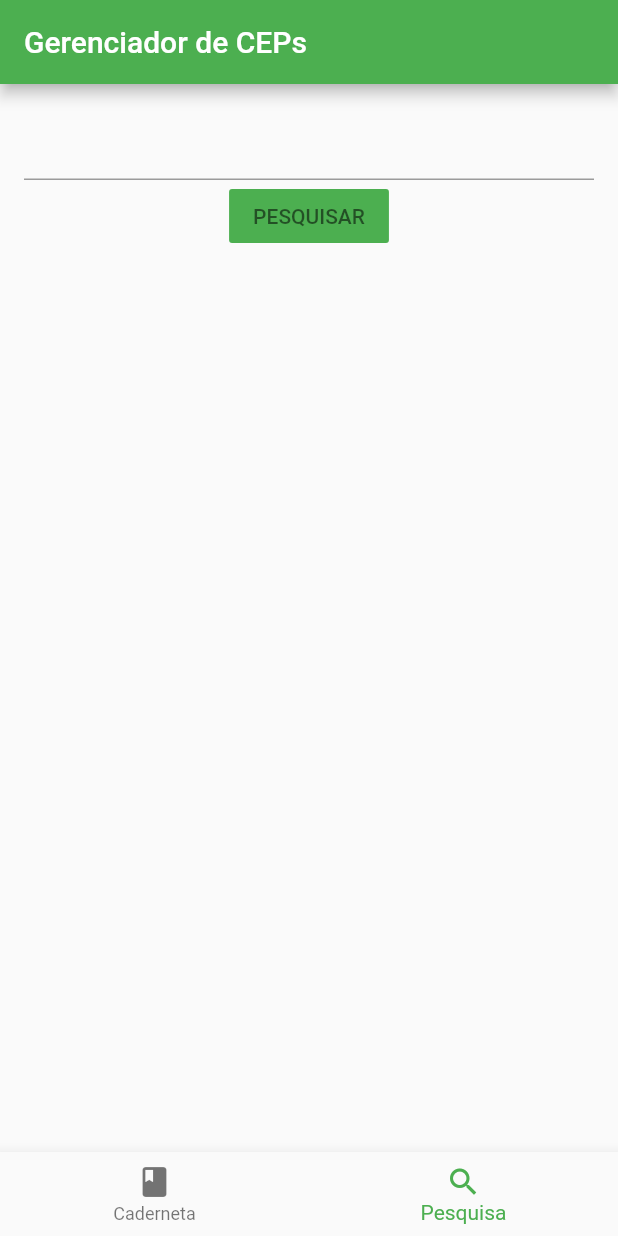
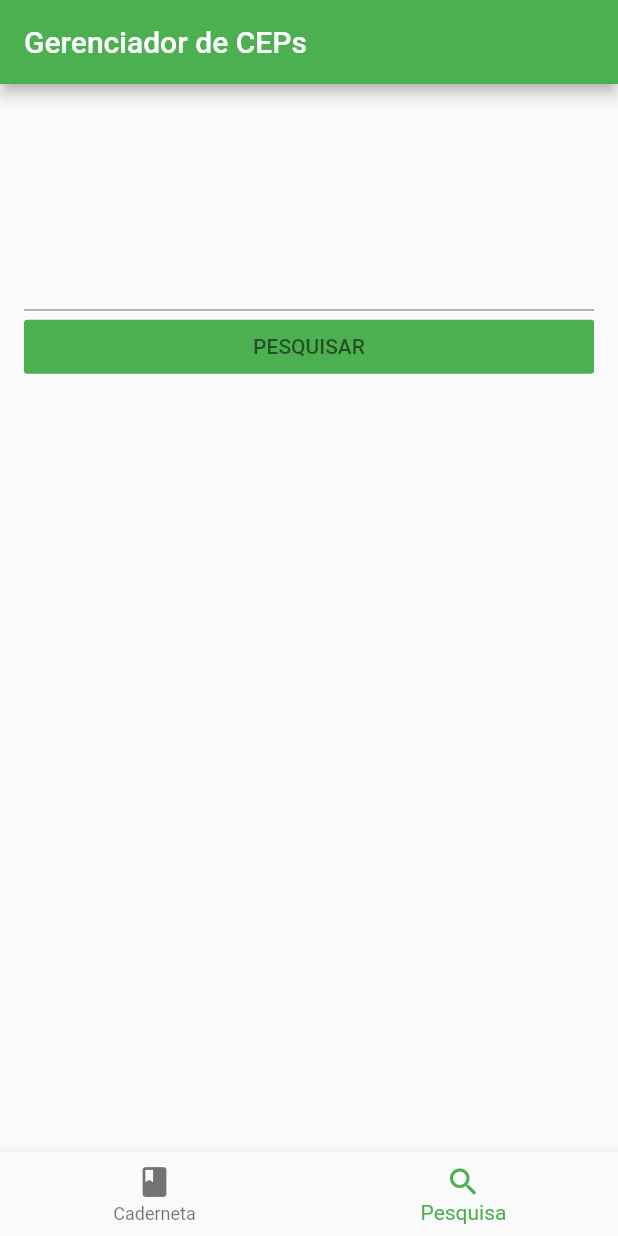
Before and after one commit to franciscomiranda0/konsi_challenge, a Flutter app: the screen it shows after launch, item 2 of the bottom bar chosen, after a tap on "PESQUISAR", on a phone screen of 412 x 824 dp. Run offline on Flutter 3.47's test engine with Material 2 defaults, Android fonts, the phone set to English and light mode, and no system bars; our stand-ins replace flutter_bloc, flutter_dotenv, flutter_hooks.

Commit message:
added animation for better aligning content to available size of view for each state

```diff
--- a/lib/src/presentation/pages/cep_manager_page/widgets/search_view.dart
+++ b/lib/src/presentation/pages/cep_manager_page/widgets/search_view.dart
@@ -1,19 +1,31 @@
 import 'package:flutter/material.dart';
+import 'package:flutter_hooks/flutter_hooks.dart';
 import 'package:konsi_challenge/src/presentation/widgets/konsi_widgets.dart';
 
-class SearchView extends StatelessWidget {
+class SearchView extends HookWidget {
   const SearchView({Key? key}) : super(key: key);
 
   @override
   Widget build(BuildContext context) {
+    final viewHeight = MediaQuery.of(context).size.height;
+    final hasSearched = useState(false);
+
     return SingleChildScrollView(
       padding: const EdgeInsets.symmetric(horizontal: 16),
       child: Column(
+        crossAxisAlignment: CrossAxisAlignment.stretch,
         children: [
           const KonsiVerticalSpacer(16),
+          AnimatedContainer(
+            curve: Curves.easeInOut,
+            duration: const Duration(milliseconds: 1250),
+            height: hasSearched.value ? viewHeight * .1 : viewHeight * .3,
+          ),
           TextFormField(),
           KonsiPrimaryButton(
-            onPressed: () {},
+            onPressed: () {
+              hasSearched.value = !hasSearched.value;
+            },
             child: const Text('PESQUISAR'),
           ),
         ],
```
